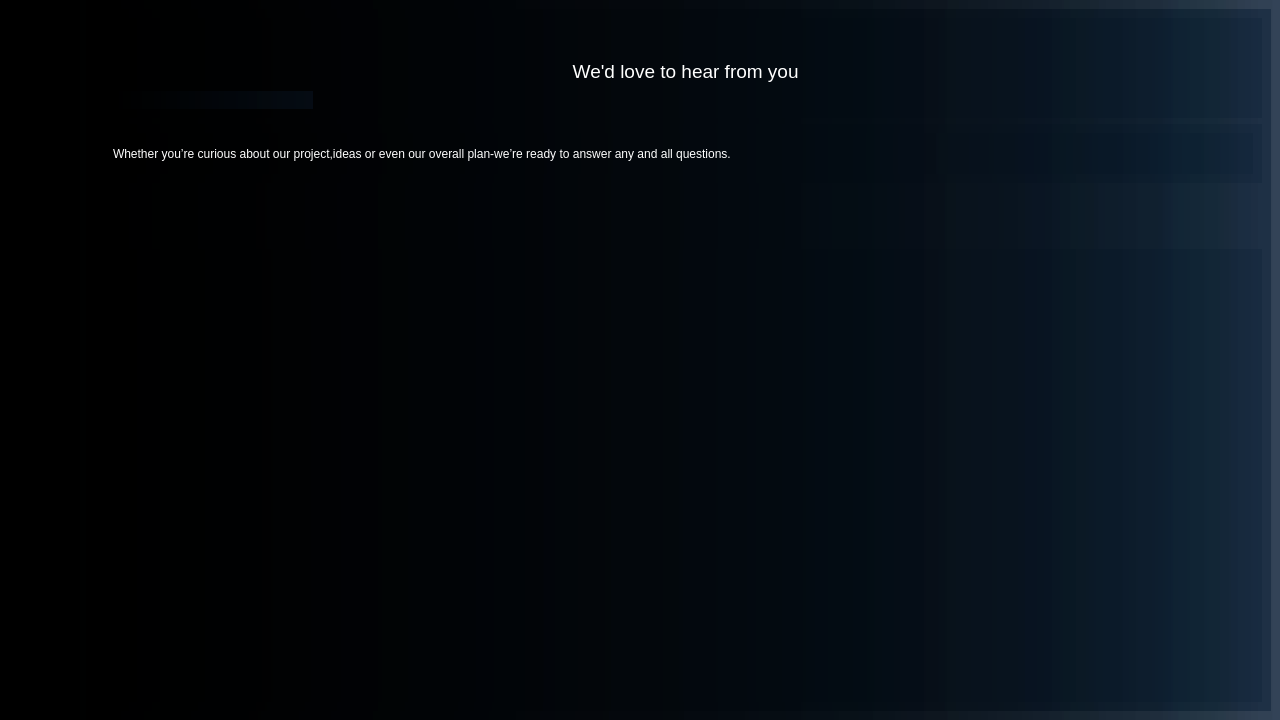
Before: the Qt Designer form mainwindow.ui in Rem-Ihu/rem-ng-assist, drawn with Qt 5.
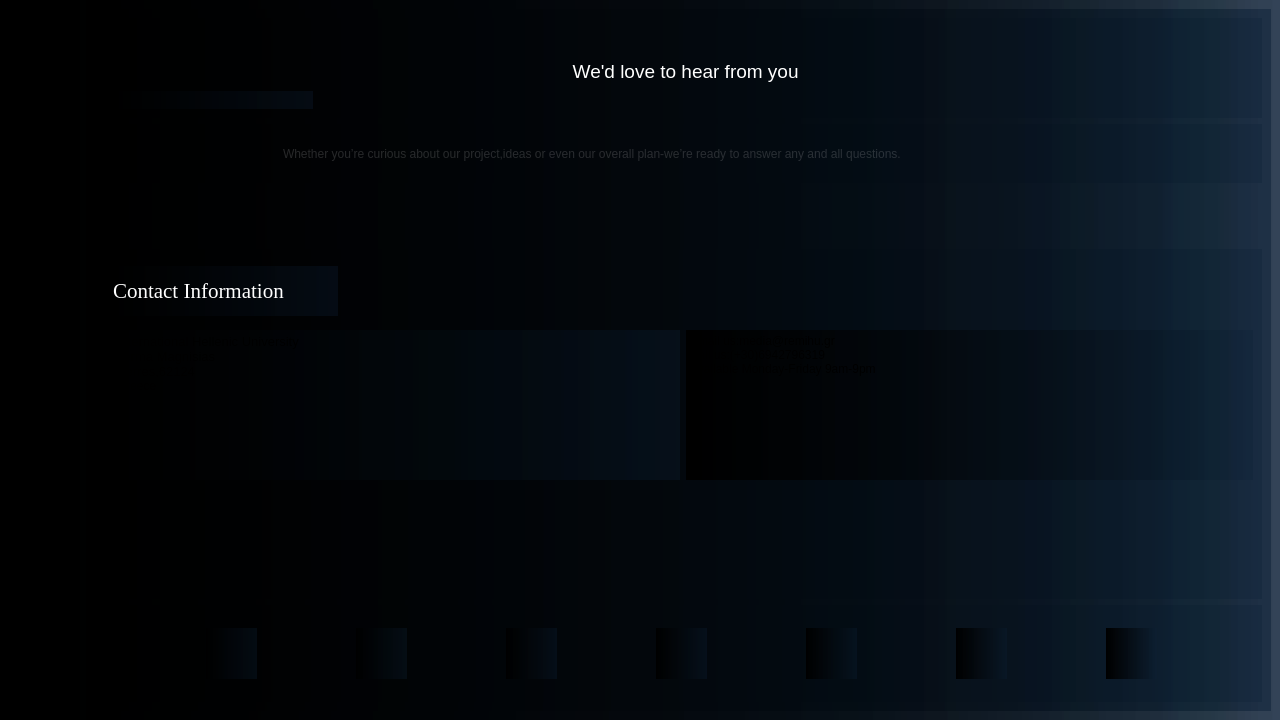
After: the same form once the commit is applied. Icons and pictures are not drawn.

What changed in the file:
```diff
--- a/mainwindow.ui
+++ b/mainwindow.ui
@@ -4950,6 +4950,126 @@
             </rect>
            </property>
            <layout class="QGridLayout" name="gridLayout_25">
+            <item row="4" column="1">
+             <widget class="QFrame" name="frame_3">
+              <property name="minimumSize">
+               <size>
+                <width>0</width>
+                <height>300</height>
+               </size>
+              </property>
+              <property name="maximumSize">
+               <size>
+                <width>16777215</width>
+                <height>350</height>
+               </size>
+              </property>
+              <property name="styleSheet">
+               <string notr="true"/>
+              </property>
+              <property name="frameShape">
+               <enum>QFrame::StyledPanel</enum>
+              </property>
+              <property name="frameShadow">
+               <enum>QFrame::Raised</enum>
+              </property>
+              <layout class="QGridLayout" name="gridLayout_30">
+               <item row="1" column="0">
+                <widget class="QLabel" name="label_ContactInfo">
+                 <property name="maximumSize">
+                  <size>
+                   <width>225</width>
+                   <height>50</height>
+                  </size>
+                 </property>
+                 <property name="font">
+                  <font>
+                   <family>Times New Roman</family>
+                   <pointsize>16</pointsize>
+                   <bold>false</bold>
+                  </font>
+                 </property>
+                 <property name="styleSheet">
+                  <string notr="true">color:white;
+border:none;</string>
+                 </property>
+                 <property name="text">
+                  <string>Contact Information</string>
+                 </property>
+                </widget>
+               </item>
+               <item row="4" column="0">
+                <spacer name="verticalSpacer_Frame3">
+                 <property name="orientation">
+                  <enum>Qt::Vertical</enum>
+                 </property>
+                 <property name="sizeType">
+                  <enum>QSizePolicy::Maximum</enum>
+                 </property>
+                 <property name="sizeHint" stdset="0">
+                  <size>
+                   <width>20</width>
+                   <height>100</height>
+                  </size>
+                 </property>
+                </spacer>
+               </item>
+               <item row="3" column="0">
+                <widget class="QTextEdit" name="textEdit_IHU">
+                 <property name="minimumSize">
+                  <size>
+                   <width>0</width>
+                   <height>0</height>
+                  </size>
+                 </property>
+                 <property name="maximumSize">
+                  <size>
+                   <width>16777215</width>
+                   <height>150</height>
+                  </size>
+                 </property>
+                 <property name="html">
+                  <string>&lt;!DOCTYPE HTML PUBLIC &quot;-//W3C//DTD HTML 4.0//EN&quot; &quot;http://www.w3.org/TR/REC-html40/strict.dtd&quot;&gt;
+&lt;html&gt;&lt;head&gt;&lt;meta name=&quot;qrichtext&quot; content=&quot;1&quot; /&gt;&lt;meta charset=&quot;utf-8&quot; /&gt;&lt;style type=&quot;text/css&quot;&gt;
+p, li { white-space: pre-wrap; }
+hr { height: 1px; border-width: 0; }
+li.unchecked::marker { content: &quot;\2610&quot;; }
+li.checked::marker { content: &quot;\2612&quot;; }
+&lt;/style&gt;&lt;/head&gt;&lt;body style=&quot; font-family:'Segoe UI'; font-size:9pt; font-weight:400; font-style:normal;&quot;&gt;
+&lt;p style=&quot; margin-top:0px; margin-bottom:0px; margin-left:0px; margin-right:0px; -qt-block-indent:0; text-indent:0px;&quot;&gt;&lt;span style=&quot; font-size:10pt;&quot;&gt;International Hellenic University&lt;/span&gt;&lt;/p&gt;
+&lt;p style=&quot; margin-top:0px; margin-bottom:0px; margin-left:0px; margin-right:0px; -qt-block-indent:0; text-indent:0px;&quot;&gt;&lt;span style=&quot; font-size:10pt;&quot;&gt;Terma Magnisias &lt;/span&gt;&lt;/p&gt;
+&lt;p style=&quot; margin-top:0px; margin-bottom:0px; margin-left:0px; margin-right:0px; -qt-block-indent:0; text-indent:0px;&quot;&gt;&lt;span style=&quot; font-size:10pt;&quot;&gt;Serres,62124&lt;/span&gt;&lt;/p&gt;
+&lt;p style=&quot; margin-top:0px; margin-bottom:0px; margin-left:0px; margin-right:0px; -qt-block-indent:0; text-indent:0px;&quot;&gt;Greece&lt;/p&gt;
+&lt;p style=&quot;-qt-paragraph-type:empty; margin-top:0px; margin-bottom:0px; margin-left:0px; margin-right:0px; -qt-block-indent:0; text-indent:0px;&quot;&gt;&lt;br /&gt;&lt;/p&gt;
+&lt;p style=&quot;-qt-paragraph-type:empty; margin-top:0px; margin-bottom:0px; margin-left:0px; margin-right:0px; -qt-block-indent:0; text-indent:0px; font-size:10pt;&quot;&gt;&lt;br /&gt;&lt;/p&gt;&lt;/body&gt;&lt;/html&gt;</string>
+                 </property>
+                </widget>
+               </item>
+               <item row="3" column="1">
+                <widget class="QTextEdit" name="textEdit_IHU2">
+                 <property name="maximumSize">
+                  <size>
+                   <width>16777215</width>
+                   <height>150</height>
+                  </size>
+                 </property>
+                 <property name="html">
+                  <string>&lt;!DOCTYPE HTML PUBLIC &quot;-//W3C//DTD HTML 4.0//EN&quot; &quot;http://www.w3.org/TR/REC-html40/strict.dtd&quot;&gt;
+&lt;html&gt;&lt;head&gt;&lt;meta name=&quot;qrichtext&quot; content=&quot;1&quot; /&gt;&lt;meta charset=&quot;utf-8&quot; /&gt;&lt;style type=&quot;text/css&quot;&gt;
+p, li { white-space: pre-wrap; }
+hr { height: 1px; border-width: 0; }
+li.unchecked::marker { content: &quot;\2610&quot;; }
+li.checked::marker { content: &quot;\2612&quot;; }
+&lt;/style&gt;&lt;/head&gt;&lt;body style=&quot; font-family:'Segoe UI'; font-size:9pt; font-weight:400; font-style:normal;&quot;&gt;
+&lt;p style=&quot; margin-top:0px; margin-bottom:0px; margin-left:0px; margin-right:0px; -qt-block-indent:0; text-indent:0px;&quot;&gt;Email us:media@remihu.gr&lt;/p&gt;
+&lt;p style=&quot; margin-top:0px; margin-bottom:0px; margin-left:0px; margin-right:0px; -qt-block-indent:0; text-indent:0px;&quot;&gt;Call us:(+30)6942796319&lt;/p&gt;
+&lt;p style=&quot; margin-top:0px; margin-bottom:0px; margin-left:0px; margin-right:0px; -qt-block-indent:0; text-indent:0px;&quot;&gt;Available Monday-Friday 9am-9pm&lt;/p&gt;&lt;/body&gt;&lt;/html&gt;</string>
+                 </property>
+                </widget>
+               </item>
+              </layout>
+             </widget>
+            </item>
             <item row="1" column="1">
              <widget class="QFrame" name="frame_Title">
               <property name="maximumSize">
@@ -5041,14 +5161,198 @@
               </layout>
              </widget>
             </item>
-            <item row="5" column="1">
+            <item row="6" column="1">
              <widget class="QFrame" name="frame_2">
+              <property name="maximumSize">
+               <size>
+                <width>16777215</width>
+                <height>100</height>
+               </size>
+              </property>
+              <property name="styleSheet">
+               <string notr="true"/>
+              </property>
               <property name="frameShape">
                <enum>QFrame::StyledPanel</enum>
               </property>
               <property name="frameShadow">
                <enum>QFrame::Raised</enum>
               </property>
+              <layout class="QGridLayout" name="gridLayout_29">
+               <item row="0" column="6">
+                <widget class="QPushButton" name="pushButton_Youtube">
+                 <property name="maximumSize">
+                  <size>
+                   <width>51</width>
+                   <height>51</height>
+                  </size>
+                 </property>
+                 <property name="text">
+                  <string/>
+                 </property>
+                 <property name="icon">
+                  <iconset resource="icons.qrc">
+                   <normaloff>:/icons/yt_icon.jpeg</normaloff>:/icons/yt_icon.jpeg</iconset>
+                 </property>
+                 <property name="iconSize">
+                  <size>
+                   <width>54</width>
+                   <height>54</height>
+                  </size>
+                 </property>
+                </widget>
+               </item>
+               <item row="0" column="3">
+                <widget class="QPushButton" name="pushButton_Instagram">
+                 <property name="maximumSize">
+                  <size>
+                   <width>51</width>
+                   <height>51</height>
+                  </size>
+                 </property>
+                 <property name="text">
+                  <string/>
+                 </property>
+                 <property name="icon">
+                  <iconset resource="icons.qrc">
+                   <normaloff>:/icons/insta_logo.png</normaloff>:/icons/insta_logo.png</iconset>
+                 </property>
+                 <property name="iconSize">
+                  <size>
+                   <width>54</width>
+                   <height>54</height>
+                  </size>
+                 </property>
+                </widget>
+               </item>
+               <item row="0" column="2">
+                <widget class="QPushButton" name="pushButton_Twitter">
+                 <property name="minimumSize">
+                  <size>
+                   <width>0</width>
+                   <height>0</height>
+                  </size>
+                 </property>
+                 <property name="maximumSize">
+                  <size>
+                   <width>51</width>
+                   <height>51</height>
+                  </size>
+                 </property>
+                 <property name="text">
+                  <string/>
+                 </property>
+                 <property name="icon">
+                  <iconset resource="icons.qrc">
+                   <normaloff>:/icons/twitter-icon.png</normaloff>:/icons/twitter-icon.png</iconset>
+                 </property>
+                 <property name="iconSize">
+                  <size>
+                   <width>54</width>
+                   <height>54</height>
+                  </size>
+                 </property>
+                 <property name="checkable">
+                  <bool>false</bool>
+                 </property>
+                </widget>
+               </item>
+               <item row="0" column="5">
+                <widget class="QPushButton" name="pushButton_Linkedin">
+                 <property name="maximumSize">
+                  <size>
+                   <width>51</width>
+                   <height>51</height>
+                  </size>
+                 </property>
+                 <property name="text">
+                  <string/>
+                 </property>
+                 <property name="icon">
+                  <iconset resource="icons.qrc">
+                   <normaloff>:/icons/linkedin_logo.png</normaloff>:/icons/linkedin_logo.png</iconset>
+                 </property>
+                 <property name="iconSize">
+                  <size>
+                   <width>54</width>
+                   <height>54</height>
+                  </size>
+                 </property>
+                </widget>
+               </item>
+               <item row="0" column="0">
+                <widget class="QPushButton" name="pushButton_Facebook">
+                 <property name="maximumSize">
+                  <size>
+                   <width>51</width>
+                   <height>51</height>
+                  </size>
+                 </property>
+                 <property name="text">
+                  <string/>
+                 </property>
+                 <property name="icon">
+                  <iconset resource="icons.qrc">
+                   <normaloff>:/icons/facebook_logo.png</normaloff>:/icons/facebook_logo.png</iconset>
+                 </property>
+                 <property name="iconSize">
+                  <size>
+                   <width>54</width>
+                   <height>54</height>
+                  </size>
+                 </property>
+                </widget>
+               </item>
+               <item row="0" column="4">
+                <widget class="QPushButton" name="pushButton_TikTok">
+                 <property name="maximumSize">
+                  <size>
+                   <width>51</width>
+                   <height>51</height>
+                  </size>
+                 </property>
+                 <property name="text">
+                  <string/>
+                 </property>
+                 <property name="icon">
+                  <iconset resource="icons.qrc">
+                   <normaloff>:/icons/tiktok_icon.png</normaloff>:/icons/tiktok_icon.png</iconset>
+                 </property>
+                 <property name="iconSize">
+                  <size>
+                   <width>55</width>
+                   <height>55</height>
+                  </size>
+                 </property>
+                 <property name="checkable">
+                  <bool>false</bool>
+                 </property>
+                </widget>
+               </item>
+               <item row="0" column="7">
+                <widget class="QPushButton" name="pushButton">
+                 <property name="maximumSize">
+                  <size>
+                   <width>51</width>
+                   <height>51</height>
+                  </size>
+                 </property>
+                 <property name="text">
+                  <string/>
+                 </property>
+                 <property name="icon">
+                  <iconset resource="icons.qrc">
+                   <normaloff>:/icons/cropped-cropped-PWSTOEKANALATHOSRE-3 (1).png</normaloff>:/icons/cropped-cropped-PWSTOEKANALATHOSRE-3 (1).png</iconset>
+                 </property>
+                 <property name="iconSize">
+                  <size>
+                   <width>54</width>
+                   <height>54</height>
+                  </size>
+                 </property>
+                </widget>
+               </item>
+              </layout>
              </widget>
             </item>
             <item row="3" column="1">
@@ -5083,15 +5387,58 @@
               </property>
               <layout class="QGridLayout" name="gridLayout_28">
                <item row="0" column="0">
+                <spacer name="horizontalSpacer_LeftTitle">
+                 <property name="orientation">
+                  <enum>Qt::Horizontal</enum>
+                 </property>
+                 <property name="sizeType">
+                  <enum>QSizePolicy::Maximum</enum>
+                 </property>
+                 <property name="sizeHint" stdset="0">
+                  <size>
+                   <width>40</width>
+                   <height>20</height>
+                  </size>
+                 </property>
+                </spacer>
+               </item>
+               <item row="0" column="1">
                 <widget class="QLabel" name="label_Title">
+                 <property name="maximumSize">
+                  <size>
+                   <width>800</width>
+                   <height>16777215</height>
+                  </size>
+                 </property>
                  <property name="styleSheet">
-                  <string notr="true">color:white;</string>
+                  <string notr="true">QLabel {
+    background-color:none;
+    color: rgba(255, 255, 255,0.15);
+}
+
+</string>
                  </property>
                  <property name="text">
                   <string>Whether you’re curious about our project,ideas or even our overall plan-we’re ready to answer any and all questions.</string>
                  </property>
                 </widget>
                </item>
+               <item row="0" column="2">
+                <spacer name="horizontalSpacer_RightTitile">
+                 <property name="orientation">
+                  <enum>Qt::Horizontal</enum>
+                 </property>
+                 <property name="sizeType">
+                  <enum>QSizePolicy::Maximum</enum>
+                 </property>
+                 <property name="sizeHint" stdset="0">
+                  <size>
+                   <width>40</width>
+                   <height>20</height>
+                  </size>
+                 </property>
+                </spacer>
+               </item>
               </layout>
              </widget>
             </item>
```
Left out of the diff: 4 changed lines with no effect on the pictures.
